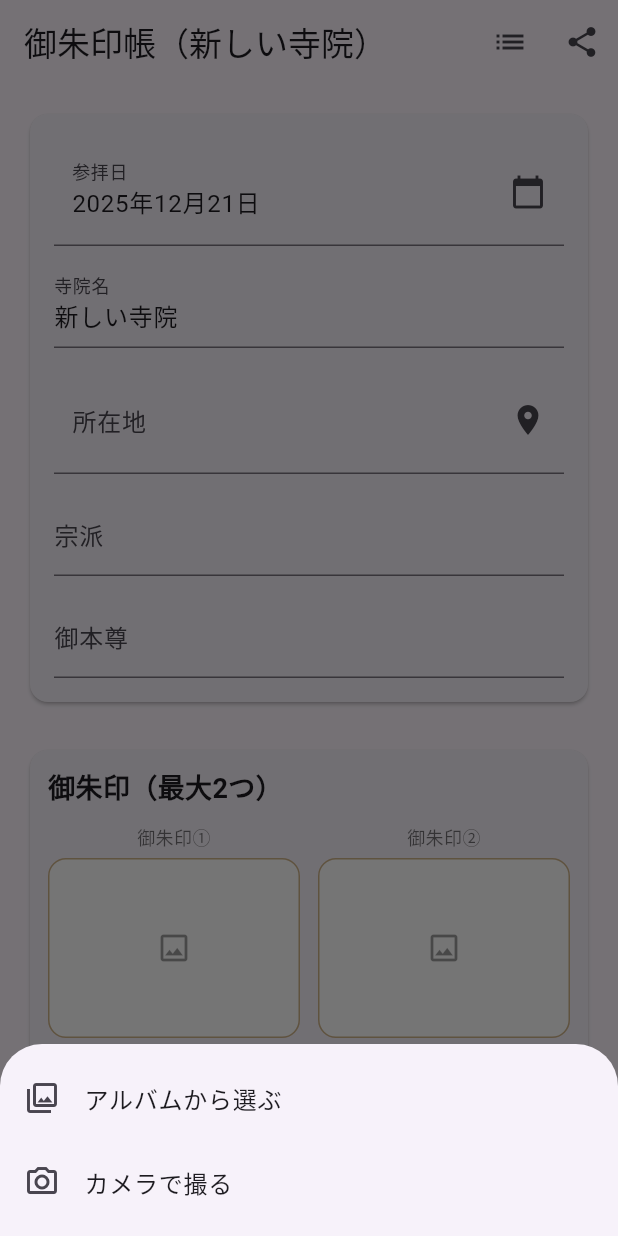
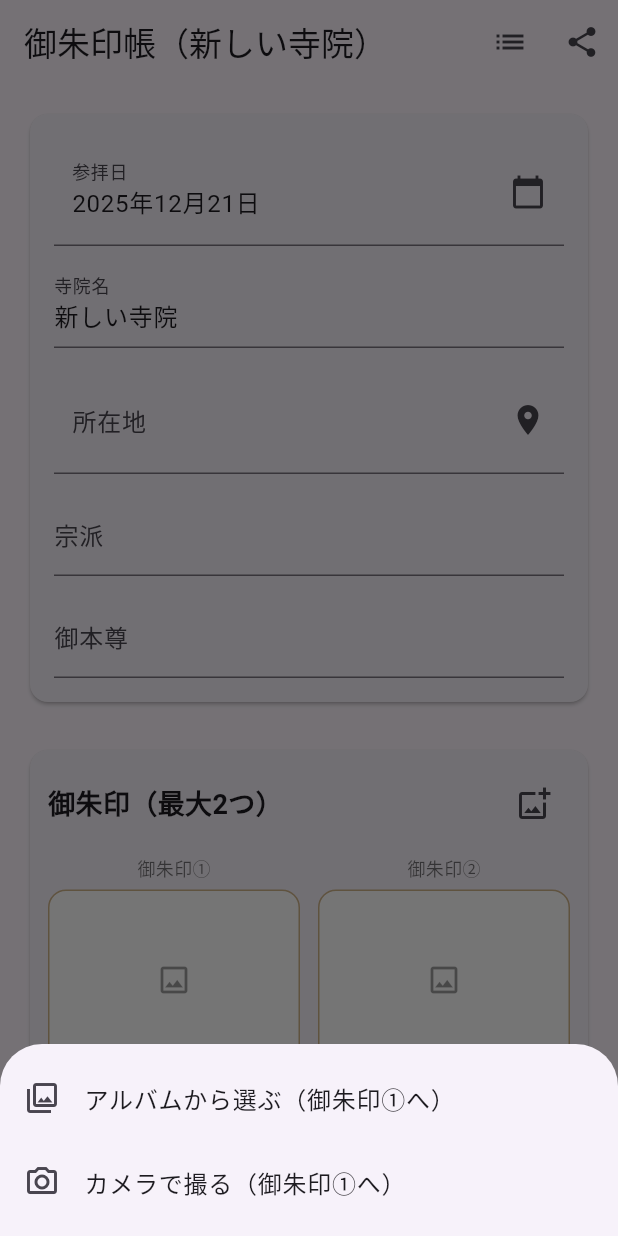
Before and after one commit to rikarika66/test, a Flutter app: the BookPage screen opened directly with empty values, after a tap on the "add photo alternate" icon, on a phone screen of 412 x 824 dp. Run offline on Flutter 3.47's test engine with Material 3 defaults, Android fonts, the phone set to English and light mode, and no system bars; our stand-ins replace file_picker, image_picker, share_plus, shared_preferences; accounts and stored records are empty.

Commit message:
Daily update

```diff
--- a/lib/book.dart
+++ b/lib/book.dart
@@ -40,13 +40,12 @@ class _BookPageState extends State<BookPage> {
   bool _albumSelectionMode = false;
   final Set<int> _albumSelectedIndexes = <int>{};
 
-  // 御朱印（最大2枚運用）
+  // 御朱印（最大2枚）
   final List<Uint8List> _goshuinImages = [];
   bool _goshuinSelectionMode = false;
   final Set<int> _goshuinSelectedSlots = <int>{};
 
   DateTime? _visitDate;
-
   final _picker = ImagePicker();
 
   @override
@@ -269,12 +268,14 @@ class _BookPageState extends State<BookPage> {
     Share.share(text.toString());
   }
 
-  // ---------- 御朱印：スロット操作 ----------
+  // ---------- 御朱印：スロット ----------
   Uint8List _getSlot(int slot) {
     if (slot < 0) return Uint8List(0);
     if (slot >= _goshuinImages.length) return Uint8List(0);
     return _goshuinImages[slot];
   }
+
+  bool _hasSlot(int slot) => _getSlot(slot).isNotEmpty;
 
   void _setSlotBytes(int slot, Uint8List bytes) {
     while (_goshuinImages.length <= slot) {
@@ -282,15 +283,64 @@ class _BookPageState extends State<BookPage> {
     }
     _goshuinImages[slot] = bytes;
 
+    // 末尾の空を詰める
     while (_goshuinImages.isNotEmpty && _goshuinImages.last.isEmpty) {
       _goshuinImages.removeLast();
     }
+    // 最大2枚
     if (_goshuinImages.length > 2) {
       _goshuinImages.removeRange(2, _goshuinImages.length);
     }
   }
 
-  Future<void> _setGoshuin(ImageSource source, int slot) async {
+  int? _nextEmptyGoshuinSlot() {
+    if (!_hasSlot(0)) return 0;
+    if (!_hasSlot(1)) return 1;
+    return null;
+  }
+
+  Future<void> _chooseGoshuinSourceUnified() async {
+    if (_goshuinSelectionMode) return;
+
+    final slot = _nextEmptyGoshuinSlot();
+    if (slot == null) {
+      _snack('御朱印①②が埋まっています。入れ替える場合は長押しで削除してください。');
+      return;
+    }
+
+    final result = await showModalBottomSheet<_PickChoice>(
+      context: context,
+      builder: (_) => SafeArea(
+        child: Column(
+          mainAxisSize: MainAxisSize.min,
+          children: [
+            const SizedBox(height: 8),
+            ListTile(
+              leading: const Icon(Icons.photo_library_outlined),
+              title: Text(slot == 0 ? 'アルバムから選ぶ（御朱印①へ）' : 'アルバムから選ぶ（御朱印②へ）'),
+              onTap: () => Navigator.pop(context, _PickChoice.gallery),
+            ),
+            ListTile(
+              leading: const Icon(Icons.photo_camera_outlined),
+              title: Text(slot == 0 ? 'カメラで撮る（御朱印①へ）' : 'カメラで撮る（御朱印②へ）'),
+              onTap: () => Navigator.pop(context, _PickChoice.camera),
+            ),
+            const SizedBox(height: 8),
+          ],
+        ),
+      ),
+    );
+
+    if (result == null) return;
+
+    final source = result == _PickChoice.gallery
+        ? ImageSource.gallery
+        : ImageSource.camera;
+    await _setGoshuin(source: source, slot: slot);
+  }
+
+  Future<void> _setGoshuin(
+      {required ImageSource source, required int slot}) async {
     try {
       final x = await _picker.pickImage(source: source);
       if (x == null) return;
@@ -307,41 +357,6 @@ class _BookPageState extends State<BookPage> {
     if (!ok) _snack('画像は表示できましたが、保存確認に失敗しました');
   }
 
-  Future<void> _chooseGoshuinSource(int slot) async {
-    if (_goshuinSelectionMode) return;
-
-    final result = await showModalBottomSheet<_PickChoice>(
-      context: context,
-      builder: (_) => SafeArea(
-        child: Column(
-          mainAxisSize: MainAxisSize.min,
-          children: [
-            const SizedBox(height: 8),
-            ListTile(
-              leading: const Icon(Icons.photo_library_outlined),
-              title: const Text('アルバムから選ぶ'),
-              onTap: () => Navigator.pop(context, _PickChoice.gallery),
-            ),
-            ListTile(
-              leading: const Icon(Icons.photo_camera_outlined),
-              title: const Text('カメラで撮る'),
-              onTap: () => Navigator.pop(context, _PickChoice.camera),
-            ),
-            const SizedBox(height: 8),
-          ],
-        ),
-      ),
-    );
-
-    if (result == null) return;
-
-    if (result == _PickChoice.gallery) {
-      await _setGoshuin(ImageSource.gallery, slot);
-    } else {
-      await _setGoshuin(ImageSource.camera, slot);
-    }
-  }
-
   void _openGoshuinViewer(int slot) {
     final bytes = _getSlot(slot);
     if (bytes.isEmpty) return;
@@ -354,10 +369,9 @@ class _BookPageState extends State<BookPage> {
     );
   }
 
-  // ---------- 御朱印：長押し選択モード ----------
+  // ---------- 御朱印：長押し削除 ----------
   void _enterGoshuinSelection(int slot) {
-    final has = _getSlot(slot).isNotEmpty;
-    if (!has) return;
+    if (!_hasSlot(slot)) return;
     setState(() {
       _goshuinSelectionMode = true;
       _goshuinSelectedSlots
@@ -367,8 +381,7 @@ class _BookPageState extends State<BookPage> {
   }
 
   void _toggleGoshuinSelect(int slot) {
-    final has = _getSlot(slot).isNotEmpty;
-    if (!has) return;
+    if (!_hasSlot(slot)) return;
     setState(() {
       if (_goshuinSelectedSlots.contains(slot)) {
         _goshuinSelectedSlots.remove(slot);
@@ -427,21 +440,13 @@ class _BookPageState extends State<BookPage> {
     if (!ok) _snack('削除は反映されましたが、保存確認に失敗しました');
   }
 
-  Widget _goshuinSlot({required int slot, required String label}) {
+  // ★御朱印サムネ：見切れ対策（contain＋余白＋背景）
+  Widget _goshuinThumb(int slot) {
     final bytes = _getSlot(slot);
     final has = bytes.isNotEmpty;
     final selected = _goshuinSelectedSlots.contains(slot);
 
-    return Column(
-      crossAxisAlignment: CrossAxisAlignment.center, // ★中央寄せ
-      children: [
-        Text(
-          label,
-          style: const TextStyle(color: Colors.black54, fontSize: 12),
-          textAlign: TextAlign.center,
-        ),
-        const SizedBox(height: 6),
-        GestureDetector(
+    return GestureDetector(
       onLongPress: has ? () => _enterGoshuinSelection(slot) : null,
       onTap: () {
         if (_goshuinSelectionMode) {
@@ -455,6 +460,7 @@ class _BookPageState extends State<BookPage> {
           Container(
             height: 120,
             width: double.infinity,
+            padding: const EdgeInsets.all(6), // ★余白
             decoration: BoxDecoration(
               borderRadius: BorderRadius.circular(12),
               border: Border.all(color: const Color(0xFFD0B48A)),
@@ -462,12 +468,15 @@ class _BookPageState extends State<BookPage> {
             ),
             child: has
                 ? ClipRRect(
-                        borderRadius: BorderRadius.circular(11),
-                        child: Image.memory(bytes, fit: BoxFit.cover),
+                    borderRadius: BorderRadius.circular(10),
+                    child: Image.memory(
+                      bytes,
+                      fit: BoxFit.contain, // ★切れない
+                      alignment: Alignment.center,
+                    ),
                   )
                 : const Center(
-                        child:
-                            Icon(Icons.image_outlined, color: Colors.black38),
+                    child: Icon(Icons.image_outlined, color: Colors.black38),
                   ),
           ),
           if (_goshuinSelectionMode)
@@ -491,22 +500,11 @@ class _BookPageState extends State<BookPage> {
                   color: Colors.blue.withOpacity(0.9),
                   shape: BoxShape.circle,
                 ),
-                    child:
-                        const Icon(Icons.check, size: 16, color: Colors.white),
+                child: const Icon(Icons.check, size: 16, color: Colors.white),
               ),
             ),
         ],
       ),
-        ),
-        const SizedBox(height: 6),
-
-        // ★アイコン統合（1つだけ）
-        IconButton(
-          tooltip: '取り込み',
-          icon: const Icon(Icons.add_photo_alternate_outlined),
-          onPressed: () => _chooseGoshuinSource(slot),
-        ),
-      ],
     );
   }
 
@@ -524,9 +522,7 @@ class _BookPageState extends State<BookPage> {
           result.files.map((f) => f.bytes).whereType<Uint8List>().toList();
       if (picked.isEmpty) return;
 
-      setState(() {
-        _albumImages.addAll(picked);
-      });
+      setState(() => _albumImages.addAll(picked));
 
       final ok = await _saveNowVerified(verifyGoshuin: false);
       if (!ok) _snack('画像は表示できましたが、保存確認に失敗しました');
@@ -536,7 +532,6 @@ class _BookPageState extends State<BookPage> {
     }
   }
 
-  // ---------- アルバム：選択モード ----------
   void _enterAlbumSelectionMode(int index) {
     setState(() {
       _albumSelectionMode = true;
@@ -698,7 +693,7 @@ class _BookPageState extends State<BookPage> {
 
                 const SizedBox(height: 24),
 
-                // 御朱印（2枠：中央寄せ＆アイコン統合）
+                // 御朱印（追加ボタンは1つ）
                 Card(
                   child: Padding(
                     padding: const EdgeInsets.all(12),
@@ -714,6 +709,17 @@ class _BookPageState extends State<BookPage> {
                                     fontSize: 18, fontWeight: FontWeight.bold),
                               ),
                             ),
+
+                            // ★追加ボタンは1つ（通常時のみ）
+                            if (!_goshuinSelectionMode)
+                              IconButton(
+                                tooltip: '御朱印を追加',
+                                icon: const Icon(
+                                    Icons.add_photo_alternate_outlined),
+                                onPressed: _chooseGoshuinSourceUnified,
+                              ),
+
+                            // ★選択モードの時は「解除/削除」だけ
                             if (_goshuinSelectionMode) ...[
                               IconButton(
                                 tooltip: '選択解除',
@@ -731,15 +737,33 @@ class _BookPageState extends State<BookPage> {
                           ],
                         ),
                         const SizedBox(height: 10),
-
-                        // ★ Row自体はExpandedで左右均等、子Columnも中央寄せ
                         Row(
                           children: [
                             Expanded(
-                                child: _goshuinSlot(slot: 0, label: '御朱印①')),
+                              child: Column(
+                                crossAxisAlignment: CrossAxisAlignment.center,
+                                children: [
+                                  const Text('御朱印①',
+                                      style: TextStyle(
+                                          color: Colors.black54, fontSize: 12)),
+                                  const SizedBox(height: 6),
+                                  _goshuinThumb(0),
+                                ],
+                              ),
+                            ),
                             const SizedBox(width: 12),
                             Expanded(
-                                child: _goshuinSlot(slot: 1, label: '御朱印②')),
+                              child: Column(
+                                crossAxisAlignment: CrossAxisAlignment.center,
+                                children: [
+                                  const Text('御朱印②',
+                                      style: TextStyle(
+                                          color: Colors.black54, fontSize: 12)),
+                                  const SizedBox(height: 6),
+                                  _goshuinThumb(1),
+                                ],
+                              ),
+                            ),
                           ],
                         ),
                         const SizedBox(height: 6),
@@ -765,7 +789,7 @@ class _BookPageState extends State<BookPage> {
 
                 const SizedBox(height: 24),
 
-                // アルバム
+                // アルバム（省略せず完全保持）
                 Row(
                   mainAxisAlignment: MainAxisAlignment.spaceBetween,
                   children: [
```
Also changed, not shown: 3 other files. Lines whose indentation alone changed are shown as unchanged.
